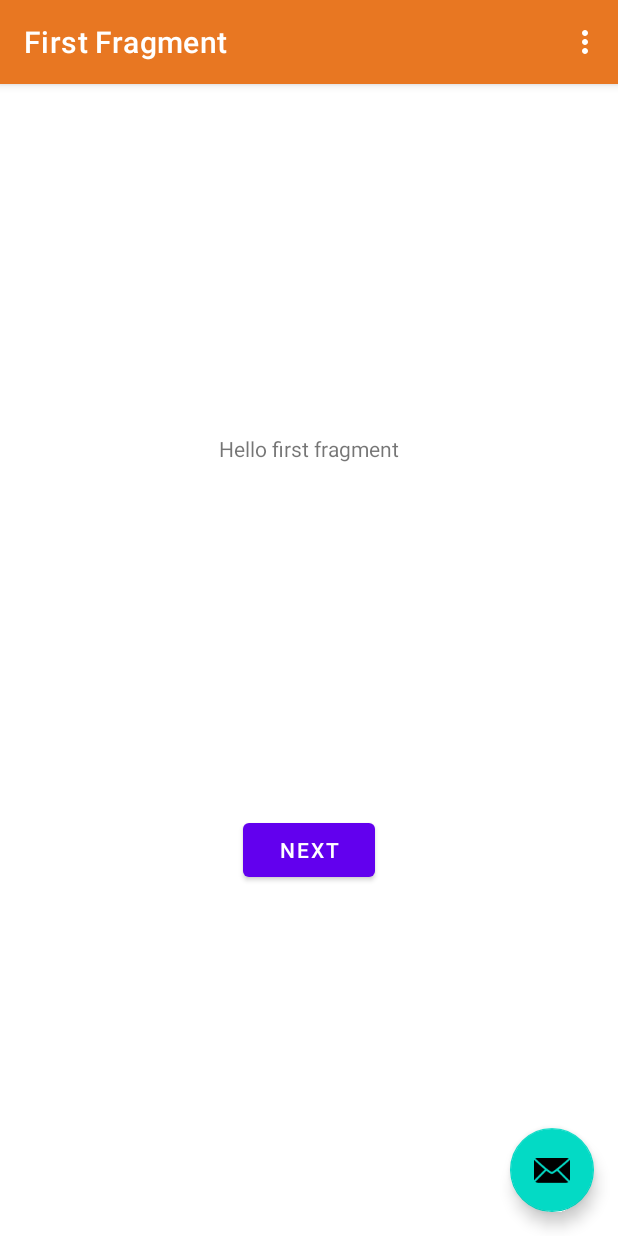
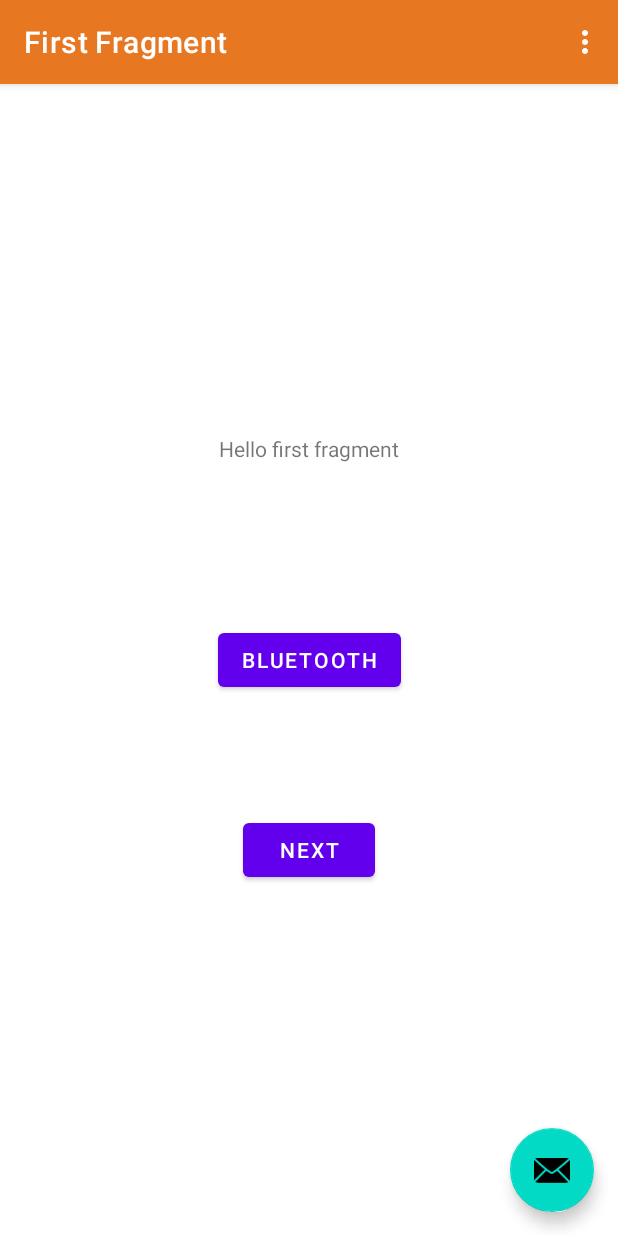
Before and after one commit to DanielOglesby/CS4485AttendanceProject, an Android app: the screen it shows after launch (MainActivity), on a phone screen of 412 x 824 dp. Run offline under Robolectric (Android 15) with nearby library versions, the phone set to English and light mode, and no system bars; our stand-ins replace navigation-ui.

Commit message:
Bluetooth updates

```diff
--- a/app/src/main/java/com/example/cs4485attendanceproject/MainActivity.java
+++ b/app/src/main/java/com/example/cs4485attendanceproject/MainActivity.java
@@ -1,5 +1,6 @@
 package com.example.cs4485attendanceproject;
 
+import android.content.Intent;
 import android.os.Bundle;
 
 import com.google.android.material.snackbar.Snackbar;
@@ -17,11 +18,15 @@ import com.example.cs4485attendanceproject.databinding.ActivityMainBinding;
 
 import android.view.Menu;
 import android.view.MenuItem;
+import android.widget.Button;
 
 public class MainActivity extends AppCompatActivity {
 
+
     private AppBarConfiguration appBarConfiguration;
     private ActivityMainBinding binding;
+
+
 
     @Override
     protected void onCreate(Bundle savedInstanceState) {
@@ -36,11 +41,22 @@ public class MainActivity extends AppCompatActivity {
         appBarConfiguration = new AppBarConfiguration.Builder(navController.getGraph()).build();
         NavigationUI.setupActionBarWithNavController(this, navController, appBarConfiguration);
 
+        configureNextButton();
         binding.fab.setOnClickListener(new View.OnClickListener() {
             @Override
             public void onClick(View view) {
                 Snackbar.make(view, "Replace with your own action", Snackbar.LENGTH_LONG)
                         .setAction("Action", null).show();
+            }
+        });
+    }
+
+    private void configureNextButton() {
+        Button nextButton = (Button) findViewById(R.id.nextButton);
+        nextButton.setOnClickListener(new View.OnClickListener() {
+            @Override
+            public void onClick(View v) {
+                startActivity(new Intent(MainActivity.this, BluetoothActivity.class));
             }
         });
     }
--- a/app/src/main/res/layout/activity_main.xml
+++ b/app/src/main/res/layout/activity_main.xml
@@ -20,7 +20,9 @@
 
     </com.google.android.material.appbar.AppBarLayout>
 
-    <include layout="@layout/content_main" />
+    <include
+        android:id="@+id/include"
+        layout="@layout/content_main" />
 
     <com.google.android.material.floatingactionbutton.FloatingActionButton
         android:id="@+id/fab"
@@ -31,4 +33,12 @@
         android:layout_marginBottom="16dp"
         app:srcCompat="@android:drawable/ic_dialog_email" />
 
+    <Button
+        android:id="@+id/nextButton"
+        android:layout_width="wrap_content"
+        android:layout_height="wrap_content"
+        android:text="Bluetooth"
+        app:layout_anchor="@+id/include"
+        app:layout_anchorGravity="center" />
+
 </androidx.coordinatorlayout.widget.CoordinatorLayout>
--- a/app/src/main/res/values/strings.xml
+++ b/app/src/main/res/values/strings.xml
@@ -9,4 +9,9 @@
 
     <string name="hello_first_fragment">Hello first fragment</string>
     <string name="hello_second_fragment">Hello second fragment. Arg: %1$s</string>
+    <string name="todo">TODO</string>
+    <string name="turn_on">Turn On</string>
+    <string name="turn_off">Turn Off</string>
+    <string name="discoverable">Discoverable</string>
+    <string name="get_paired_devices">Get Paired Devices</string>
 </resources>
```
Also changed, not shown: app/src/main/AndroidManifest.xml (+7 -0 lines).
